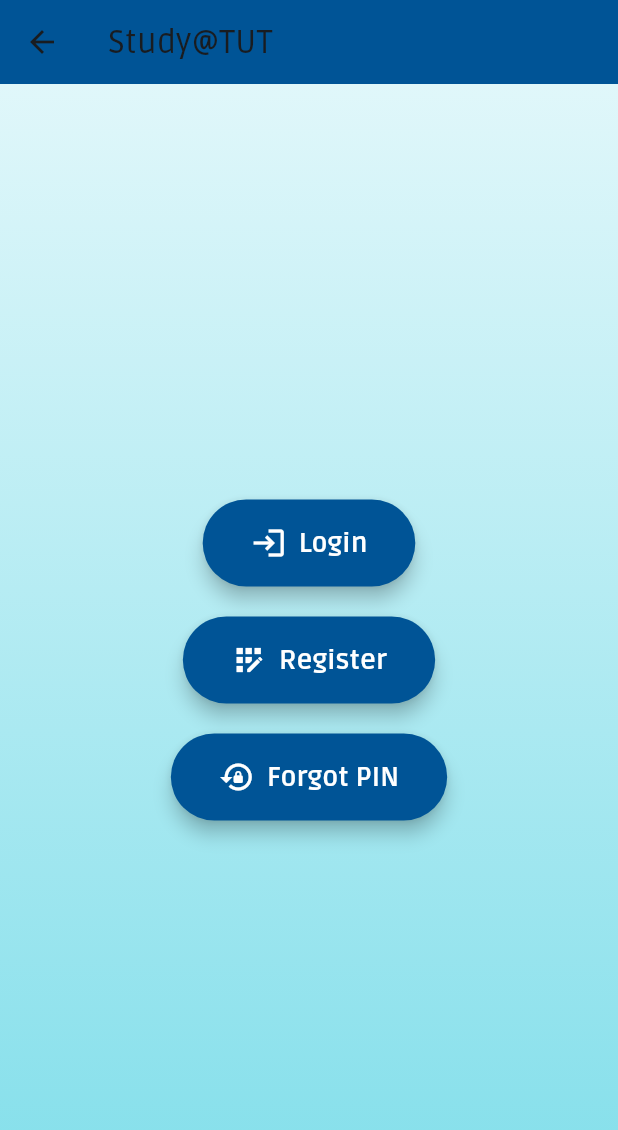
After one commit to murendie/tut-student-kiosk, a Flutter app: the StudyAtTutScreen screen opened directly, on a phone screen of 412 x 824 dp. The commit adds this screen. Shown: the top 1130 px of the screen. Run offline on Flutter 3.47's test engine with Material 3 defaults, Android fonts, the phone set to English and light mode, and no system bars; our stand-ins replace chat_bubbles, flutter_spinkit, flutter_svg.

Commit message:
Added forgot PIN screen and updated Study@TUT navigation. Implemented form validation and UI for PIN reset functionality.

```diff
--- a/lib/screens/home_page.dart
+++ b/lib/screens/home_page.dart
@@ -5,6 +5,7 @@ import '../widgets/top_bar.dart';
 import '../widgets/animated_text.dart';
 import '../widgets/inactivity_dialog.dart';
 import 'chat_screen.dart';
+import 'study_at_tut_screen.dart'; // Import the new screen
 
 class HomePage extends StatefulWidget {
   const HomePage({super.key});
@@ -166,6 +167,11 @@ class _HomePageState extends State<HomePage> {
         context,
         MaterialPageRoute(builder: (context) => const ChatScreen()),
       );
+    } else if (label == 'Study@TUT') {
+      Navigator.push(
+        context,
+        MaterialPageRoute(builder: (context) => const StudyAtTutScreen()),
+      );
     } else {
       ScaffoldMessenger.of(context).showSnackBar(
         SnackBar(
--- /dev/null
+++ b/lib/screens/study_at_tut_screen.dart
@@ -0,0 +1,101 @@
+import 'package:flutter/material.dart';
+import 'forgot_pin_screen.dart';
+
+class StudyAtTutScreen extends StatelessWidget {
+  const StudyAtTutScreen({super.key});
+
+  @override
+  Widget build(BuildContext context) {
+    return Scaffold(
+      appBar: AppBar(
+        title: const Text('Study@TUT'),
+        backgroundColor: const Color(0xFF005496),
+        leading: IconButton(
+          icon: const Icon(Icons.arrow_back),
+          onPressed: () => Navigator.of(context).pop(),
+        ),
+      ),
+      body: Container(
+        decoration: const BoxDecoration(
+          gradient: LinearGradient(
+            colors: [Color(0xFFe0f7fa), Color(0xFF80deea)],
+            begin: Alignment.topCenter,
+            end: Alignment.bottomCenter,
+          ),
+        ),
+        child: Center(
+          child: SingleChildScrollView(
+            padding: const EdgeInsets.all(16.0),
+            child: Column(
+              mainAxisAlignment: MainAxisAlignment.center,
+              children: [
+                _buildOptionButton(
+                  context,
+                  icon: Icons.login,
+                  label: 'Login',
+                  onPressed: () {
+                    // Navigate to Login Screen
+                  },
+                ),
+                const SizedBox(height: 20),
+                _buildOptionButton(
+                  context,
+                  icon: Icons.app_registration,
+                  label: 'Register',
+                  onPressed: () {
+                    // Navigate to Register Screen
+                  },
+                ),
+                const SizedBox(height: 20),
+                ElevatedButton.icon(
+                  onPressed: () {
+                    Navigator.push(
+                      context,
+                      MaterialPageRoute(builder: (context) => const ForgotPinScreen()),
+                    );
+                  },
+                  style: ElevatedButton.styleFrom(
+                    backgroundColor: const Color(0xFF005496),
+                    padding: const EdgeInsets.symmetric(vertical: 16, horizontal: 32),
+                    shape: RoundedRectangleBorder(
+                      borderRadius: BorderRadius.circular(30),
+                    ),
+                    elevation: 5,
+                  ),
+                  icon: const Icon(Icons.lock_reset, size: 24, color: Colors.white),
+                  label: const Text(
+                    'Forgot PIN',
+                    style: TextStyle(fontSize: 18, fontWeight: FontWeight.bold, color: Colors.white),
+                  ),
+                ),
+              ],
+            ),
+          ),
+        ),
+      ),
+    );
+  }
+
+  Widget _buildOptionButton(BuildContext context, {
+    required IconData icon,
+    required String label,
+    required VoidCallback onPressed,
+  }) {
+    return ElevatedButton.icon(
+      onPressed: onPressed,
+      style: ElevatedButton.styleFrom(
+        backgroundColor: const Color(0xFF005496),
+        padding: const EdgeInsets.symmetric(vertical: 16, horizontal: 32),
+        shape: RoundedRectangleBorder(
+          borderRadius: BorderRadius.circular(30),
+        ),
+        elevation: 5,
+      ),
+      icon: Icon(icon, size: 24, color: Colors.white),
+      label: Text(
+        label,
+        style: const TextStyle(fontSize: 18, fontWeight: FontWeight.bold, color: Colors.white),
+      ),
+    );
+  }
+}
--- a/pubspec.yaml
+++ b/pubspec.yaml
@@ -13,6 +13,7 @@ dependencies:
   flutter_spinkit: ^5.2.0
   flutter_dotenv: ^5.1.0
   chat_bubbles: ^1.5.0
+  flutter_svg: ^1.0.3
 
 dev_dependencies:
   flutter_test:
```
Also changed, not shown: lib/screens/forgot_pin_screen.dart (added, +162 -0 lines), lib/screens/login_screen.dart (added, +156 -0 lines), lib/screens/register_screen.dart (added, +219 -0 lines), assets/images/forgot_pin.svg (added), assets/images/login.svg (added), assets/images/register.svg (added), pubspec.lock.
